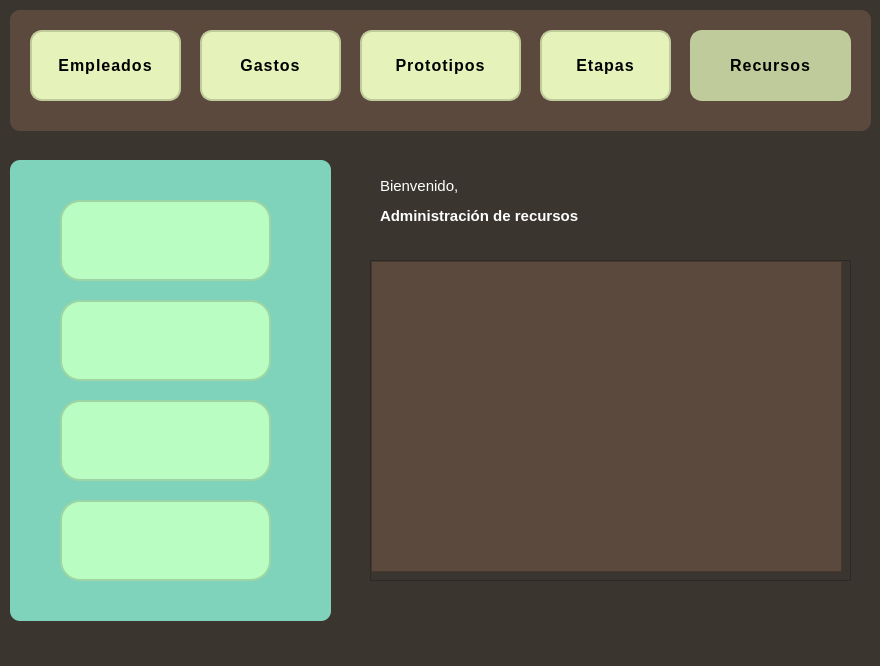
This is V_R.ui in julinavas14/trabajo_programacion_sql as Qt 5 draws it before an edit. The edited form follows.
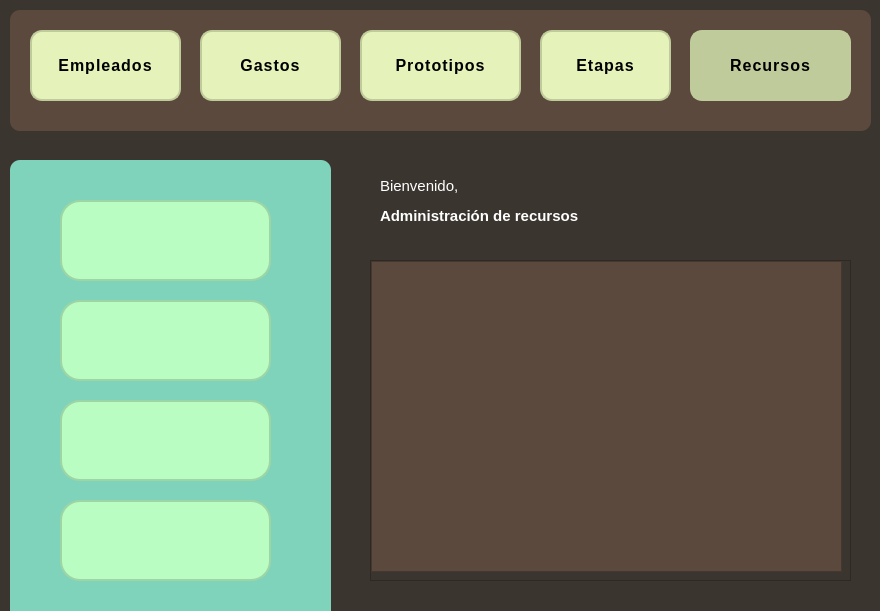
This is the edited form. Icons and pictures are not drawn.

Diff of the .ui file:
```diff
--- a/V_R.ui
+++ b/V_R.ui
@@ -7,7 +7,7 @@
     <x>0</x>
     <y>0</y>
     <width>880</width>
-    <height>666</height>
+    <height>611</height>
    </rect>
   </property>
   <property name="windowTitle">
```
